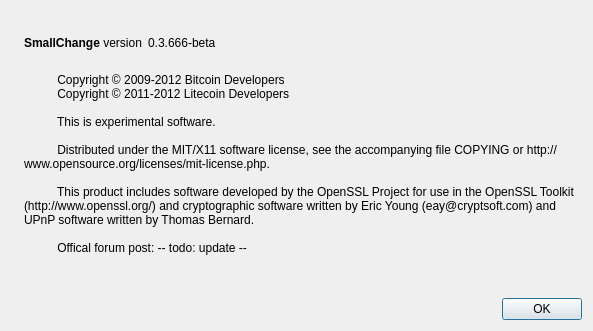
The window that src/qt/forms/aboutdialog.ui (colgcoin/mathscoin) describes before a commit, drawn with Qt 5.
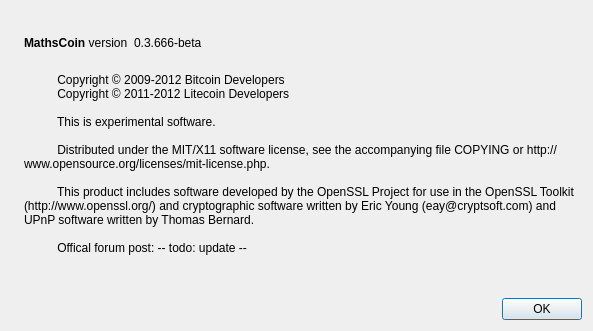
The same window after the commit. Icons and pictures are not drawn.

Patch:
```diff
--- a/src/qt/forms/aboutdialog.ui
+++ b/src/qt/forms/aboutdialog.ui
@@ -50,7 +50,7 @@
           <cursorShape>IBeamCursor</cursorShape>
          </property>
          <property name="text">
-          <string>&lt;b&gt;SmallChange&lt;/b&gt; version</string>
+          <string>&lt;b&gt;MathsCoin&lt;/b&gt; version</string>
          </property>
          <property name="textInteractionFlags">
           <set>Qt::LinksAccessibleByMouse|Qt::TextSelectableByKeyboard|Qt::TextSelectableByMouse</set>
```
Left out of the diff: 2 changed lines with no effect on the pictures.
